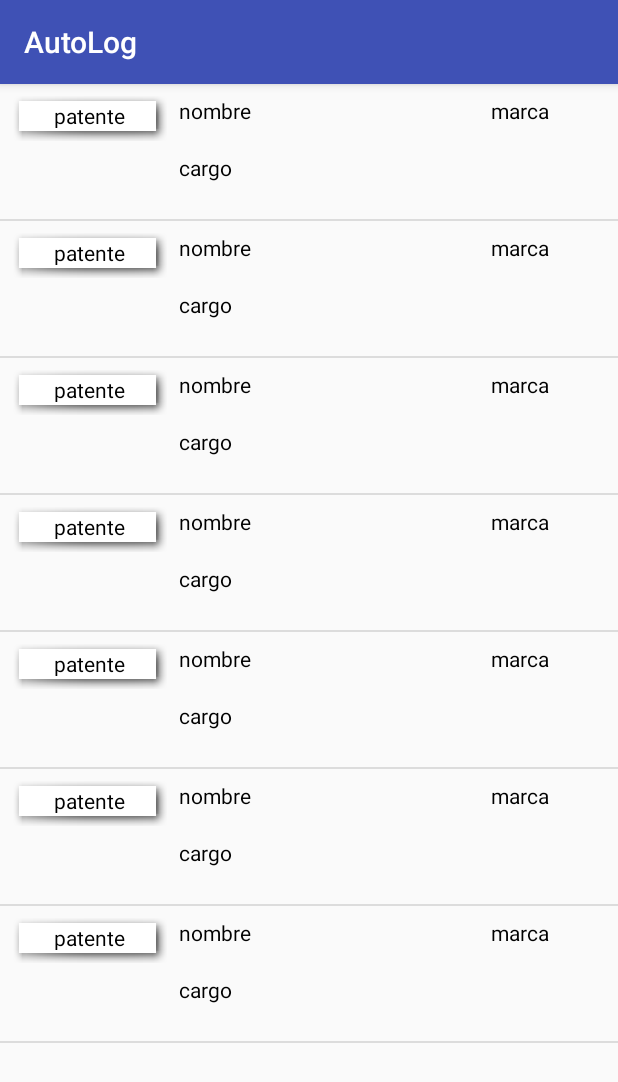
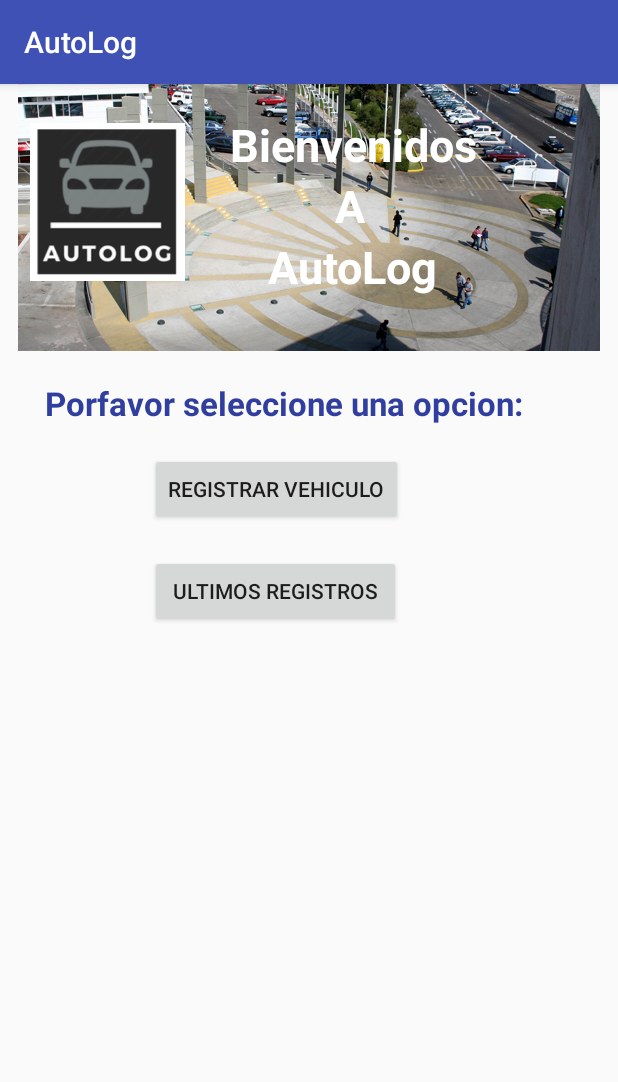
Before and after one commit to Grupo4Priscila/ProyectoFinal, an Android app: the screen it shows after launch (MainActivity), on a phone screen of 412 x 824 dp. Shown: the top 1082 px of the screen. Run offline under Robolectric (Android 15) with nearby library versions, the phone set to English and light mode, and no system bars; libraries missing offline, so code that uses them is left out: com.raizlabs.android, lombok.extern.slf4j; 1 statement that could not run was skipped.

Commit message:
se agrega el diseño principa, se crea el icono de la aplicacion

```diff
--- a/app/build.gradle
+++ b/app/build.gradle
@@ -51,7 +51,6 @@ android {
     }
 }
 
-
 // File output name
 android.applicationVariants.all { variant ->
     variant.outputs.all {
@@ -83,7 +82,6 @@ dependencies {
     compileOnly 'org.projectlombok:lombok:1.16.18'
     compile 'org.glassfish:javax.annotation:10.0-b28'
 
-
     //Dbflow
     annotationProcessor "com.github.Raizlabs.DBFlow:dbflow-processor:${dbflow_version}"
 
@@ -94,5 +92,4 @@ dependencies {
     testImplementation 'org.projectlombok:lombok:1.16.18'
 
 
-
 }
--- a/app/src/main/AndroidManifest.xml
+++ b/app/src/main/AndroidManifest.xml
@@ -19,6 +19,7 @@
                 <category android:name="android.intent.category.LAUNCHER" />
             </intent-filter>
         </activity>
+        <activity android:name=".ActivityListPatente"></activity>
     </application>
 
 </manifest>
--- a/app/src/main/java/cl/ucn/disc/dam/autolog/MainActivity.java
+++ b/app/src/main/java/cl/ucn/disc/dam/autolog/MainActivity.java
@@ -1,12 +1,14 @@
 package cl.ucn.disc.dam.autolog;
 
 import android.app.ListActivity;
+import android.content.Intent;
 import android.os.Bundle;
 import android.support.v7.app.AppCompatActivity;
 import android.view.Gravity;
 import android.view.LayoutInflater;
 import android.view.MotionEvent;
 import android.view.View;
+import android.widget.Button;
 import android.widget.LinearLayout;
 import android.widget.ListView;
 import android.widget.PopupWindow;
@@ -19,104 +21,28 @@ import cl.ucn.disc.dam.autolog.model.Persona;
 import cl.ucn.disc.dam.autolog.model.Vehiculo;
 
 public class MainActivity extends AppCompatActivity {
-//TODO: termianr el showpopup
-//    TODO: arreglar popup_datos.xml poner el showPopup_datos en marca (solo prueba)
-// https://stackoverflow.com/questions/38987442/how-to-make-a-simple-android-popup-window
-// el final de la pag
 
-    ListView listaVehiculos;
-    ArrayList<Vehiculo> lista;
+    Button registrar;
+
+
     @Override
     protected void onCreate(Bundle savedInstanceState) {
         super.onCreate(savedInstanceState);
         setContentView(R.layout.activity_main);
 
-        listaVehiculos = (ListView) findViewById(R.id.listapatente);
-        lista = new ArrayList<Vehiculo>();
+        registrar = (Button) findViewById(R.id.registrarvehiculo);
+        registrar.setOnClickListener(new View.OnClickListener() {
+            @Override
+            public void onClick(View v) {
+                Intent registrar = new Intent(MainActivity.this, ActivityListPatente.class);
+                startActivity(registrar);
+            }
+        });
 
 
-        Persona p1 = new Persona();//("18312277-0","Priscila Gonzalez","pga020@alumnos.ucn.cl",74690535, 052,"c","off","y005","director",null  );
-
-        Vehiculo v2 = new Vehiculo();// new Vehiculo(p1,"bbbb00", "toyota", "azul", "caminon", 2017, "esta chocado");
-        v2.setResponsable(p1);
-        v2.setPatente("bbbb00");
-        v2.setMarca("toyota");
-        v2.setColor("azul");
-        v2.setModelo("camioneta");
-        v2.setAnio(2017);
-        v2.setDescripcion("esta chocado");
-
-        p1.setRut("18312277-0");
-        p1.setNombre("Priscila Gonzalez");
-        p1.setCorreo("pga020@alumnos.ucn.cl");
-        p1.setTelefono(74690535);
-        p1.setAnexo(055);
-        p1.setUnidad("c");
-        p1.setOficina("Oficina bonita");
-        p1.setCargo("director");
-        p1.setTipo("");
-        List<Vehiculo> lvp= new ArrayList<Vehiculo>();
-        lvp.add(v2);
-        p1.setVehiculos(lvp);
-
-        Vehiculo v1 = new Vehiculo();// new Vehiculo(p1,"bbbb00", "toyota", "azul", "caminon", 2017, "esta chocado");
-        v1.setResponsable(p1);
-        v1.setPatente("BB-BB-00");
-        v1.setMarca("toyota");
-        v1.setColor("azul");
-        v1.setModelo("camioneta");
-        v1.setAnio(2017);
-        v1.setDescripcion("esta chocado");
-
-
-        lista.add(v1);
-        lista.add(v1);
-        lista.add(v1);
-        lista.add(v1);
-        lista.add(v1);
-        lista.add(v1);
-        lista.add(v1);
-
-
-
-        Adaptador adaptador = new Adaptador(getApplicationContext(),lista);
-
-        listaVehiculos.setAdapter(adaptador);
 
     }
 
 
 
-
-    public void ShowPopup_datos(View view) {
-
-   /*     // get a reference to the already created main layout
-       // LinearLayout mainLayout = (LinearLayout) findViewById(R.id.patente);
-
-        // inflate the layout of the popup window
-        LayoutInflater inflater = (LayoutInflater) getSystemService(LAYOUT_INFLATER_SERVICE);
-        View popupView = inflater.inflate(R.layout.popup_datos, null);
-
-        // create the popup window
-        int width = LinearLayout.LayoutParams.WRAP_CONTENT;
-        int height = LinearLayout.LayoutParams.WRAP_CONTENT;
-        boolean focusable = true; // lets taps outside the popup also dismiss it
-        final PopupWindow popupWindow = new PopupWindow(popupView, width, height, focusable);
-
-        // show the popup window
-        popupWindow.showAtLocation(mainLayout, Gravity.CENTER, 0, 0);
-
-        // dismiss the popup window when touched
-        popupView.setOnTouchListener(new View.OnTouchListener() {
-            @Override
-            public boolean onTouch(View v, MotionEvent event) {
-                popupWindow.dismiss();
-                return true;
-            }
-        });
-*/
     }
-
-
-
-}
--- a/app/src/main/res/layout/activity_main.xml
+++ b/app/src/main/res/layout/activity_main.xml
@@ -1,14 +1,99 @@
 <?xml version="1.0" encoding="utf-8"?>
-<LinearLayout xmlns:android="http://schemas.android.com/apk/res/android"
+<android.support.constraint.ConstraintLayout xmlns:android="http://schemas.android.com/apk/res/android"
     xmlns:app="http://schemas.android.com/apk/res-auto"
     xmlns:tools="http://schemas.android.com/tools"
+    android:id="@+id/linearLayout3"
     android:layout_width="match_parent"
     android:layout_height="match_parent"
     android:orientation="vertical"
     tools:context="cl.ucn.disc.dam.autolog.MainActivity">
 
-    <ListView
-        android:id="@+id/listapatente"
-        android:layout_width="match_parent"
-        android:layout_height="match_parent" />
-</LinearLayout>
+    <ImageView
+        android:id="@+id/imageView"
+        android:layout_width="wrap_content"
+        android:layout_height="178dp"
+        app:srcCompat="@drawable/universidad"
+        tools:layout_editor_absoluteX="0dp"
+        tools:layout_editor_absoluteY="1dp" />
+
+    <Button
+        android:id="@+id/ultimosregistros"
+        android:layout_width="167dp"
+        android:layout_height="wrap_content"
+        android:layout_marginStart="100dp"
+        android:layout_marginTop="20dp"
+        android:text="Ultimos Registros"
+        app:layout_constraintStart_toStartOf="parent"
+        app:layout_constraintTop_toBottomOf="@+id/registrarvehiculo" />
+
+    <Button
+        android:id="@+id/registrarvehiculo"
+        android:layout_width="wrap_content"
+        android:layout_height="wrap_content"
+        android:layout_marginStart="100dp"
+        android:layout_marginTop="20dp"
+        android:text="Registrar Vehiculo"
+        app:layout_constraintStart_toStartOf="parent"
+        app:layout_constraintTop_toBottomOf="@+id/textView4" />
+
+    <ImageView
+        android:id="@+id/imageView2"
+        android:layout_width="103dp"
+        android:layout_height="117dp"
+        android:layout_marginStart="20dp"
+        android:layout_marginTop="20dp"
+        app:layout_constraintStart_toStartOf="@+id/imageView"
+        app:layout_constraintTop_toTopOf="parent"
+        app:srcCompat="@drawable/autolog" />
+
+    <TextView
+        android:id="@+id/textView"
+        android:layout_width="wrap_content"
+        android:layout_height="wrap_content"
+        android:layout_marginStart="30dp"
+        android:layout_marginTop="20dp"
+        android:text="Bienvenidos"
+        android:textColor="@android:color/background_light"
+        android:textSize="30sp"
+        android:textStyle="normal|bold"
+        app:layout_constraintStart_toEndOf="@+id/imageView2"
+        app:layout_constraintTop_toTopOf="parent" />
+
+    <TextView
+        android:id="@+id/textView2"
+        android:layout_width="wrap_content"
+        android:layout_height="wrap_content"
+        android:layout_marginStart="55dp"
+        android:text="AutoLog"
+        android:textColor="@android:color/background_light"
+        android:textSize="30sp"
+        android:textStyle="bold"
+        app:layout_constraintStart_toEndOf="@+id/imageView2"
+        app:layout_constraintTop_toBottomOf="@+id/A" />
+
+    <TextView
+        android:id="@+id/A"
+        android:layout_width="wrap_content"
+        android:layout_height="wrap_content"
+        android:layout_marginStart="100dp"
+        android:text="A"
+        android:textColor="@android:color/background_light"
+        android:textSize="30sp"
+        android:textStyle="bold"
+        app:layout_constraintStart_toEndOf="@+id/imageView2"
+        app:layout_constraintTop_toBottomOf="@+id/textView" />
+
+    <TextView
+        android:id="@+id/textView4"
+        android:layout_width="wrap_content"
+        android:layout_height="28dp"
+        android:layout_marginStart="30dp"
+        android:layout_marginTop="20dp"
+        android:text="Porfavor seleccione una opcion:"
+        android:textColor="@color/colorPrimaryDark"
+        android:textSize="22sp"
+        android:textStyle="bold"
+        app:layout_constraintStart_toStartOf="parent"
+        app:layout_constraintTop_toBottomOf="@+id/imageView" />
+
+</android.support.constraint.ConstraintLayout>
--- a/app/src/main/res/values/colors.xml
+++ b/app/src/main/res/values/colors.xml
@@ -1,6 +1,6 @@
 <?xml version="1.0" encoding="utf-8"?>
 <resources>
     <color name="colorPrimary">#3F51B5</color>
-    <color name="colorPrimaryDark">#303F9F</color>
-    <color name="colorAccent">#FF4081</color>
+    <color name="colorPrimaryDark">#303f9f</color>
+    <color name="colorAccent">#ff4081</color>
 </resources>
```
Also changed, not shown: app/src/main/java/cl/ucn/disc/dam/autolog/ActivityListPatente.java (added, +75 -0 lines), app/src/main/java/cl/ucn/disc/dam/autolog/ListaPatenteActivity.java (added, +81 -0 lines), app/src/main/res/layout/activity_list_patente.xml (added, +13 -0 lines), app/src/main/res/layout/listapatente.xml (added, +14 -0 lines), app/src/main/res/drawable/autolog.png (added), app/src/main/res/drawable/universidad.jpg (added), app/src/main/res/mipmap-hdpi/ic_launcher.png, app/src/main/res/mipmap-mdpi/ic_launcher.png, app/src/main/res/mipmap-xhdpi/ic_launcher.png, app/src/main/res/mipmap-xxhdpi/ic_launcher.png, app/src/main/res/mipmap-xxxhdpi/ic_launcher.png.
